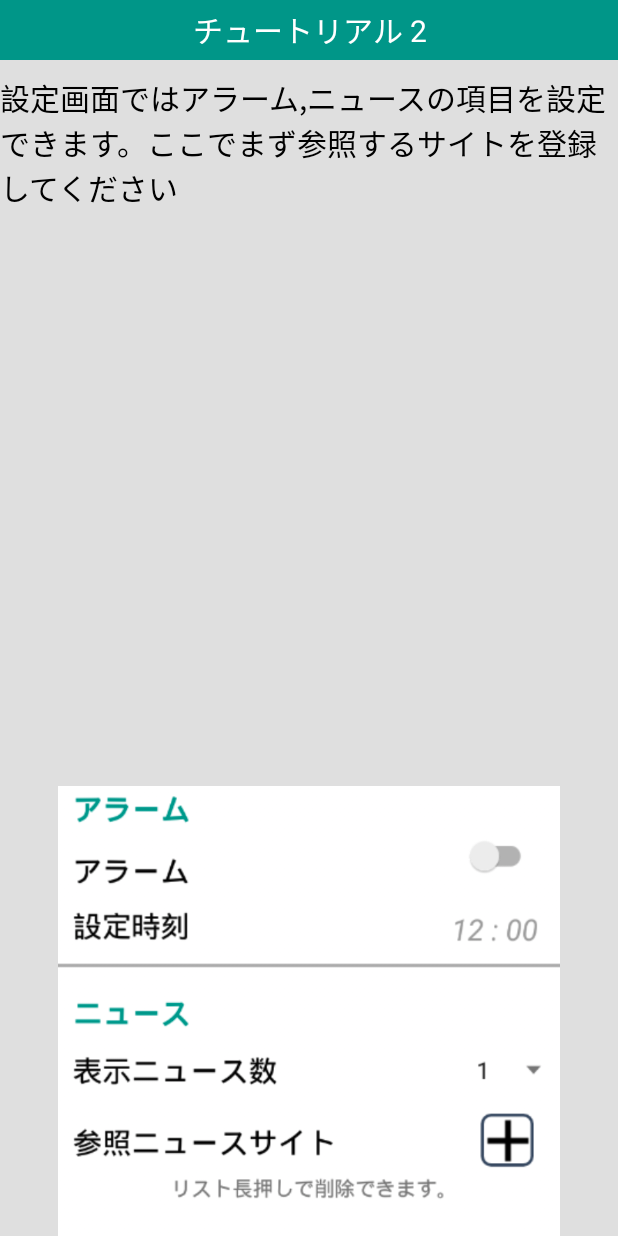
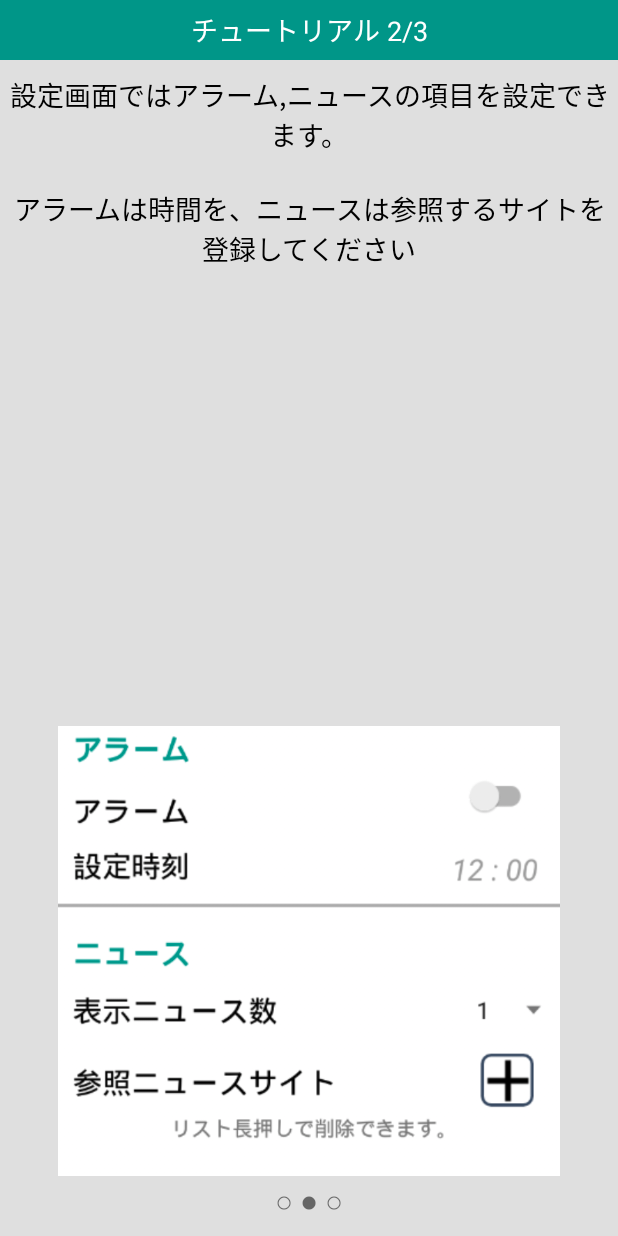
Before and after one commit to U-22/MezamashiNippon, an Android app: the layout page1.xml on its own in the app's theme, with its tools: preview values and no code run, on a phone screen of 412 x 824 dp. Run offline under Robolectric (Android 15) with nearby library versions, the light colour scheme and no system bars.

Commit message:
チュートリアルダイアログの実装(完)　表示内容は応相談

```diff
--- a/app/src/main/java/com/example/kimata/mezamashinippon/SettingActivity.java
+++ b/app/src/main/java/com/example/kimata/mezamashinippon/SettingActivity.java
@@ -80,7 +80,6 @@ public class SettingActivity extends Activity implements View.OnClickListener {
         final String webUrl = intent1.getStringExtra("url");
         final String articleUrl = intent1.getStringExtra("samplePageURL");
         final String webStartIdentifier = intent1.getStringExtra("startArticle");
-        final String webEndIdentifier = intent1.getStringExtra("endArticle");
         if (webUrl != null ){
             urlList.add(webUrl);
             //MNSiteを生成しリストに追加
@@ -94,6 +93,8 @@ public class SettingActivity extends Activity implements View.OnClickListener {
                     m_siteList.add(newSite);
                 }
             })).start();
+            Toast.makeText(SettingActivity.this,
+                    "ニュースサイトを追加しました。", Toast.LENGTH_SHORT).show();
         }
         // NullPointerException防止の先頭要素を削除
         urlList.removeAll(Collections.singletonList("ここに登録したサイトのURLが表示されます"));
--- a/app/src/main/res/layout/page1.xml
+++ b/app/src/main/res/layout/page1.xml
@@ -11,6 +11,16 @@
         android:text="@string/page1_title"
         android:textSize ="@dimen/dialog_textSize"
         android:gravity="center_vertical|center_horizontal" />
+
+    <ImageView
+        android:id="@+id/page_img"
+        android:src="@drawable/scs_setting"
+        android:layout_width ="match_parent"
+        android:layout_gravity="bottom"
+        android:layout_height="300dp"
+        android:layout_marginBottom="40dp" />
+
+
     <TextView
         android:layout_width="match_parent"
         android:layout_height="wrap_content"
@@ -18,13 +28,16 @@
         android:text="@string/page1_text1"
         android:textSize="@dimen/dialog_textSize"
         android:layout_marginTop="50dp"
-        android:layout_gravity="center_horizontal" />
+        android:layout_gravity="center_horizontal"
+        android:gravity="center_horizontal" />
 
-    <ImageView
-        android:id="@+id/page_img"
-        android:src="@drawable/scs_setting"
-        android:layout_width ="match_parent"
-        android:layout_gravity="bottom"
-        android:layout_height="300dp" />
+    <TextView
+        android:text="○ ● ○"
+        android:layout_width="wrap_content"
+        android:layout_height="wrap_content"
+        android:id="@+id/textView9"
+        android:layout_gravity="bottom|center_horizontal"
+        android:layout_marginBottom="10dp"
+        android:textSize="20sp" />
 
 </FrameLayout>
--- a/app/src/main/res/values/dimens.xml
+++ b/app/src/main/res/values/dimens.xml
@@ -3,5 +3,5 @@
     <dimen name="activity_horizontal_margin">16dp</dimen>
     <dimen name="activity_vertical_margin">16dp</dimen>
     <dimen name="fab_margin">16dp</dimen>
-    <dimen name="dialog_textSize">20sp</dimen>
+    <dimen name="dialog_textSize">18sp</dimen>
 </resources>
--- a/app/src/main/res/values/strings.xml
+++ b/app/src/main/res/values/strings.xml
@@ -1,14 +1,20 @@
 <resources>
+    <string name="main">目覚まし日本へようこそ</string>
+    <string name="manual"><u>目覚まし日本とは？</u></string>
+
     <string name="app_name">MezamashiNippon</string>
     <string name="title_activity_test">SettingActivity</string>
     <string name="dialog_message">サイトの登録名を入力してください</string>
 
-    <string name="page0_title">チュートリアル 1</string>
-    <string name="page0_text1">　ようこそめざまし日本へ！</string>
-    <string name="page0_text2"> ホーム画面の下部のボタンから設定画面へ移動できます。まずは設定を行いましょう。</string>
+    <string name="page0_title">チュートリアル 1/3 </string>
+    <string name="page0_text1">　ようこそめざまし日本へ！\n\nまずは設定を行いましょう。\n\nホーム画面の下部のボタンから設定画面へ移動できます。</string>
 
-    <string name="page1_title">チュートリアル 2</string>
-    <string name="page1_text1">設定画面ではアラーム,ニュースの項目を設定できます。ここでまず参照するサイトを登録してください</string>
+
+    <string name="page1_title">チュートリアル 2/3</string>
+    <string name="page1_text1">設定画面ではアラーム,ニュースの項目を設定できます。\n\nアラームは時間を、ニュースは参照するサイトを登録してください</string>
+
+    <string name="page2_title">チュートリアル 3/3</string>
+    <string name="page2_text1">以上でチュートリアルは終了です。\n\nでは早速使ってみましょう！\n\n　右上のボタンで閉じてください。</string>
 
     //ニュース数選択ダイアログ用
     <string-array name="list">
```
Also changed, not shown: app/src/main/java/com/example/kimata/mezamashinippon/MainActivity.java (+39 -29 lines), app/src/main/res/drawable/clickable_border.xml (added, +17 -0 lines), app/src/main/res/layout/activity_main.xml (+18 -2 lines), app/src/main/res/layout/page0.xml (+13 -10 lines), app/src/main/res/layout/page2.xml (+27 -10 lines).
